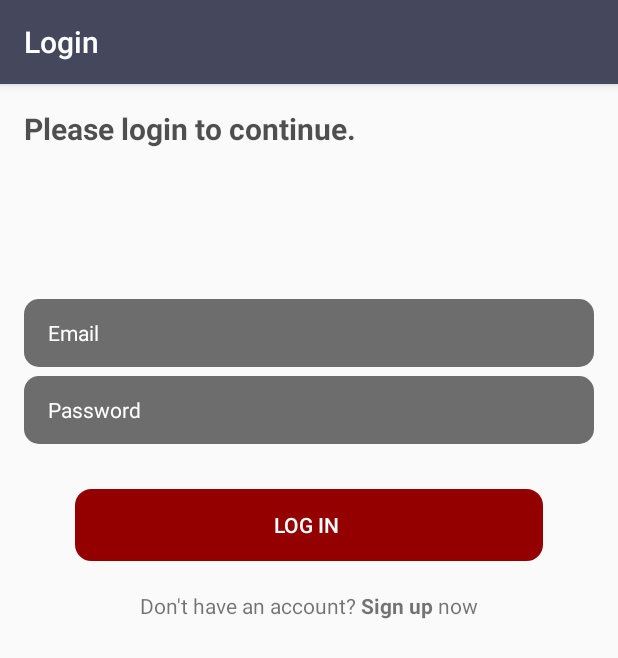
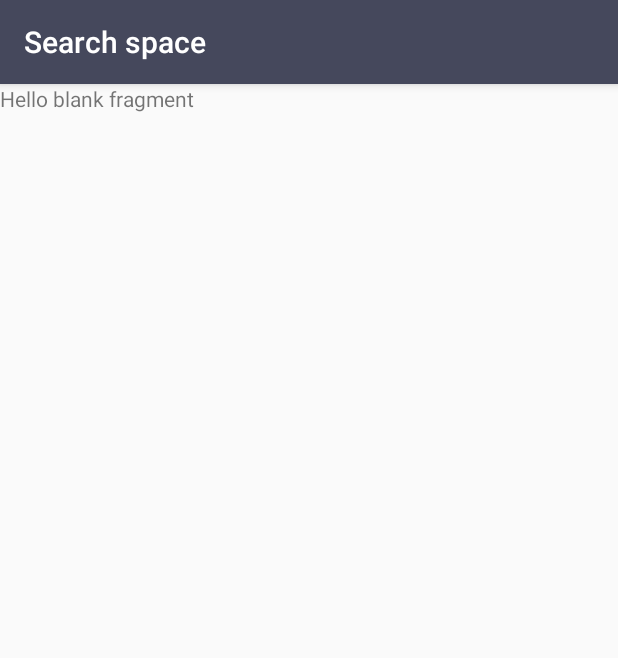
Before and after one commit to Shanto16/CSE299ParkProvider, an Android app: the LoginPage screen opened directly, with no data from a screen before it, after a tap on "LOG IN", on a phone screen of 412 x 824 dp. Shown: the top 658 px of the screen. Run offline under Robolectric (Android 15) with nearby library versions, the phone set to English and light mode, and no system bars; 1 statement that could not run was skipped.

Commit message:
drawer layout

```diff
--- a/app/build.gradle
+++ b/app/build.gradle
@@ -22,9 +22,13 @@ dependencies {
     implementation fileTree(dir: 'libs', include: ['*.jar'])
     implementation 'com.android.support:appcompat-v7:26.1.0'
     implementation 'com.android.support.constraint:constraint-layout:1.0.2'
+    implementation 'com.android.support:support-v4:26.1.0'
+    compile 'de.hdodenhof:circleimageview:2.1.0'
+    compile 'com.android.support:design:26.1.0'
     testImplementation 'junit:junit:4.12'
     androidTestImplementation 'com.android.support.test:runner:1.0.1'
     androidTestImplementation 'com.android.support.test.espresso:espresso-core:3.0.1'
-    compile 'com.android.support:design:26.+'
+
+
 
 }
--- a/app/src/main/AndroidManifest.xml
+++ b/app/src/main/AndroidManifest.xml
@@ -9,7 +9,7 @@
         android:roundIcon="@mipmap/ic_launcher_round"
         android:supportsRtl="true"
         android:theme="@style/AppTheme">
-        <activity android:name=".MainActivity"></activity>
+        <activity android:name=".MainActivity" />
         <activity
             android:name=".IntroductoryPages"
             android:theme="@style/Theme.AppCompat.Light.NoActionBar">
@@ -22,7 +22,8 @@
         <activity
             android:name=".LoginPage"
             android:label="Login " />
-        <activity android:name=".SignUp_Driver"></activity>
+        <activity android:name=".SignUp_Driver" />
+        <activity android:name=".MainPage"></activity>
     </application>
 
 </manifest>
--- a/app/src/main/java/nsu/cse299parkprovider/LoginPage.java
+++ b/app/src/main/java/nsu/cse299parkprovider/LoginPage.java
@@ -52,7 +52,7 @@ public class LoginPage extends AppCompatActivity {
         btn_login.setOnClickListener(new View.OnClickListener() {
             @Override
             public void onClick(View view) {
-                Toast.makeText(LoginPage.this, "App will check for authentication and log in", Toast.LENGTH_LONG).show();
+                startActivity(new Intent(LoginPage.this,MainPage.class));
             }
         });
 
--- /dev/null
+++ b/app/src/main/java/nsu/cse299parkprovider/MainPage.java
@@ -0,0 +1,116 @@
+package nsu.cse299parkprovider;
+
+import android.support.annotation.NonNull;
+import android.support.design.widget.NavigationView;
+import android.support.v4.app.FragmentTransaction;
+import android.support.v4.widget.DrawerLayout;
+import android.support.v7.app.ActionBarDrawerToggle;
+import android.support.v7.app.AppCompatActivity;
+import android.os.Bundle;
+import android.support.v7.widget.Toolbar;
+import android.view.MenuItem;
+import android.widget.Toast;
+
+public class MainPage extends AppCompatActivity {
+
+    Toolbar mainToolbar;
+
+
+    DrawerLayout drawerLayout;
+    ActionBarDrawerToggle actionBarDrawerToggle;
+    FragmentTransaction fragmentTransaction;
+    NavigationView navView;
+
+    @Override
+    protected void onCreate(Bundle savedInstanceState) {
+        super.onCreate(savedInstanceState);
+        setContentView(R.layout.activity_main_page);
+        mainToolbar = (Toolbar) findViewById(R.id.toolbar);
+        setSupportActionBar(mainToolbar);
+
+
+        navView.setNavigationItemSelectedListener(new NavigationView.OnNavigationItemSelectedListener() {
+            @Override
+            public boolean onNavigationItemSelected(@NonNull MenuItem item) {
+
+                switchFragment(item.getItemId());
+
+                return false;
+            }
+        });
+
+        navView = (NavigationView) findViewById(R.id.navigationView);
+        drawerLayout = (DrawerLayout) findViewById(R.id.drawer_layout);
+        actionBarDrawerToggle = new ActionBarDrawerToggle(this, drawerLayout, mainToolbar, R.string.drawer_open, R.string.drawer_close);
+
+        drawerLayout.addDrawerListener(actionBarDrawerToggle);
+        fragmentTransaction = getSupportFragmentManager().beginTransaction();
+        fragmentTransaction.add(R.id.main_container, new Map());
+        fragmentTransaction.commit();
+        getSupportActionBar().setTitle("Search space");
+    }
+
+
+
+
+
+        private void switchFragment(int n) {
+
+
+            switch (n) {
+                case R.id.history:
+//                    NewTrip ft = new NewTrip();
+//                    fragmentTransaction = getSupportFragmentManager().beginTransaction();
+//                    fragmentTransaction.replace(R.id.main_container, ft);
+//                    fragmentTransaction.commit();
+//                    getSupportActionBar().setTitle("");
+//                    //item.setChecked(true);
+//                    drawerLayout.closeDrawers();
+
+                    Toast.makeText(this, "History page will be opened", Toast.LENGTH_SHORT).show();
+                    break;
+
+                case R.id.rating:
+//                    fragmentTransaction = getSupportFragmentManager().beginTransaction();
+//                    fragmentTransaction.replace(R.id.main_container, new YourTrips());
+//                    fragmentTransaction.commit();
+//                    getSupportActionBar().setTitle("");
+//                    //item.setChecked(true);
+//                    drawerLayout.closeDrawers();
+                    Toast.makeText(this, "Rating pop-up will be opened", Toast.LENGTH_SHORT).show();
+
+                    break;
+
+
+                case R.id.help:
+//                    NewTrip ft = new NewTrip();
+//                    fragmentTransaction = getSupportFragmentManager().beginTransaction();
+//                    fragmentTransaction.replace(R.id.main_container, ft);
+//                    fragmentTransaction.commit();
+//                    getSupportActionBar().setTitle("");
+//                    //item.setChecked(true);
+//                    drawerLayout.closeDrawers();
+                    Toast.makeText(this, "Help page will be opened", Toast.LENGTH_SHORT).show();
+
+                    break;
+
+                case R.id.become:
+//                    fragmentTransaction = getSupportFragmentManager().beginTransaction();
+//                    fragmentTransaction.replace(R.id.main_container, new YourTrips());
+//                    fragmentTransaction.commit();
+//                    getSupportActionBar().setTitle("");
+//                    //item.setChecked(true);
+//                    drawerLayout.closeDrawers();
+                    Toast.makeText(this, "User will be taken to website for signing up", Toast.LENGTH_LONG).show();
+
+                    break;
+
+
+
+
+            }
+
+
+        }
+
+    }
--- /dev/null
+++ b/app/src/main/java/nsu/cse299parkprovider/Map.java
@@ -0,0 +1,26 @@
+package nsu.cse299parkprovider;
+
+import android.content.Context;
+import android.net.Uri;
+import android.os.Bundle;
+import android.support.v4.app.Fragment;
+import android.view.LayoutInflater;
+import android.view.View;
+import android.view.ViewGroup;
+
+
+public class Map extends Fragment {
+
+    @Override
+    public View onCreateView(LayoutInflater inflater, ViewGroup container,
+                             Bundle savedInstanceState) {
+        View rootView = inflater.inflate(R.layout.fragment_map, container, false);
+
+
+
+
+        return rootView;
+    }
+
+
+}
--- /dev/null
+++ b/app/src/main/res/layout/activity_main_page.xml
@@ -0,0 +1,44 @@
+<?xml version="1.0" encoding="utf-8"?>
+<android.support.v4.widget.DrawerLayout
+    xmlns:android="http://schemas.android.com/apk/res/android"
+    xmlns:app="http://schemas.android.com/apk/res-auto"
+    xmlns:tools="http://schemas.android.com/tools"
+    android:id="@+id/drawer_layout"
+    android:layout_width="match_parent"
+    android:layout_height="match_parent"
+    tools:context=".MainPage"
+    >
+
+
+    <LinearLayout
+        android:layout_width="match_parent"
+        android:layout_height="wrap_content"
+        android:orientation="vertical">
+
+        <include android:layout_height="wrap_content"
+            android:layout_width="match_parent"
+            layout="@layout/toolbar_layout" />
+
+
+        <FrameLayout
+            android:id="@+id/main_container"
+            android:layout_width="match_parent"
+            android:layout_height="match_parent">
+
+
+        </FrameLayout>
+
+    </LinearLayout>
+
+    <android.support.design.widget.NavigationView
+        android:id="@+id/navigationView"
+        android:layout_width="wrap_content"
+        android:layout_height="match_parent"
+        app:menu="@menu/navigation_menu"
+        app:headerLayout="@layout/nav_header"
+        android:layout_gravity="start"
+        app:itemTextAppearance="@style/NavigationDrawerStyle">
+
+    </android.support.design.widget.NavigationView>
+
+</android.support.v4.widget.DrawerLayout>
--- /dev/null
+++ b/app/src/main/res/layout/fragment_map.xml
@@ -0,0 +1,13 @@
+<FrameLayout xmlns:android="http://schemas.android.com/apk/res/android"
+    xmlns:tools="http://schemas.android.com/tools"
+    android:layout_width="match_parent"
+    android:layout_height="match_parent"
+    tools:context="nsu.cse299parkprovider.Map">
+
+    <!-- TODO: Update blank fragment layout -->
+    <TextView
+        android:layout_width="match_parent"
+        android:layout_height="match_parent"
+        android:text="@string/hello_blank_fragment" />
+
+</FrameLayout>
--- /dev/null
+++ b/app/src/main/res/layout/toolbar_layout.xml
@@ -0,0 +1,25 @@
+<?xml version="1.0" encoding="utf-8"?>
+<android.support.v7.widget.Toolbar
+    xmlns:android="http://schemas.android.com/apk/res/android"
+    xmlns:app="http://schemas.android.com/apk/res-auto"
+    android:layout_width="match_parent"
+    android:layout_height="wrap_content"
+    android:id="@+id/toolbar"
+    android:background="@color/colorPrimary"
+    android:minHeight="?attr/actionBarSize"
+    android:fitsSystemWindows="true"
+    app:theme="@style/ThemeOverlay.AppCompat.Dark.ActionBar"
+    android:elevation="4dp"
+    >
+
+
+    <TextView
+        android:id="@+id/toolbarTXT"
+        android:layout_width="wrap_content"
+        android:layout_height="wrap_content"
+        android:gravity="center"
+        android:layout_gravity="center"
+        android:textSize="16sp"
+        android:text=""/>
+
+</android.support.v7.widget.Toolbar>
--- /dev/null
+++ b/app/src/main/res/menu/navigation_menu.xml
@@ -0,0 +1,30 @@
+<?xml version="1.0" encoding="utf-8"?>
+<menu xmlns:android="http://schemas.android.com/apk/res/android">
+
+    <group
+        android:checkableBehavior="single"
+        >
+
+        <item android:id="@+id/history"
+            android:title="History"
+            />
+
+        <item android:id="@+id/rating"
+            android:title="Rate us"
+            />
+
+        <item android:id="@+id/help"
+            android:title="Help"
+            />
+
+        <item android:id="@+id/become"
+            android:title="Become Park Provider"
+            />
+
+
+
+    </group>
+
+
+
+</menu>
--- a/app/src/main/res/values/strings.xml
+++ b/app/src/main/res/values/strings.xml
@@ -2,4 +2,10 @@
     <string name="app_name">PARK PROVIDER</string>
     <string name="get_started">Get Started</string>
     <string name="no_account">Don\'t have an account? <b>Sign up</b> now</string>
+
+    <string name="drawer_open">Drawer opened</string>
+    <string name="drawer_close">Drawer closed</string>
+
+    <!-- TODO: Remove or change this placeholder text -->
+    <string name="hello_blank_fragment">Hello blank fragment</string>
 </resources>
--- a/app/src/main/res/values/styles.xml
+++ b/app/src/main/res/values/styles.xml
@@ -6,6 +6,14 @@
         <item name="colorPrimary">@color/colorPrimary</item>
         <item name="colorPrimaryDark">@color/colorPrimaryDark</item>
         <item name="colorAccent">@color/colorAccent</item>
+        <item name="windowActionBar">false</item>
+        <item name="windowNoTitle">true</item>
+    </style>
+
+
+    <style name="NavigationDrawerStyle">
+        <item name="android:textSize">14sp</item>
+        <item name="android:typeface">monospace</item>
     </style>
 
 
```
Also changed, not shown: app/src/main/res/drawable/shade.xml (added, +11 -0 lines), app/src/main/res/layout/nav_header.xml (added, +47 -0 lines), app/src/main/res/drawable-v24/propic.jpg (added), app/src/main/res/drawable/bg_nav.jpg (added).
